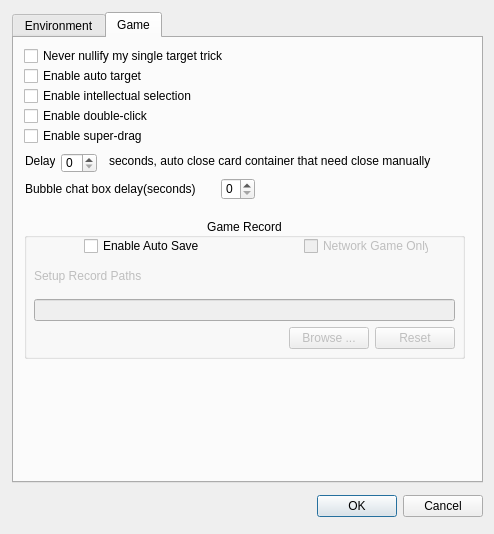
Old version of the form src/dialog/configdialog.ui in the repository LGCaerwyn/QSanguosha-Para-tangjs520-LGCaerwyn.
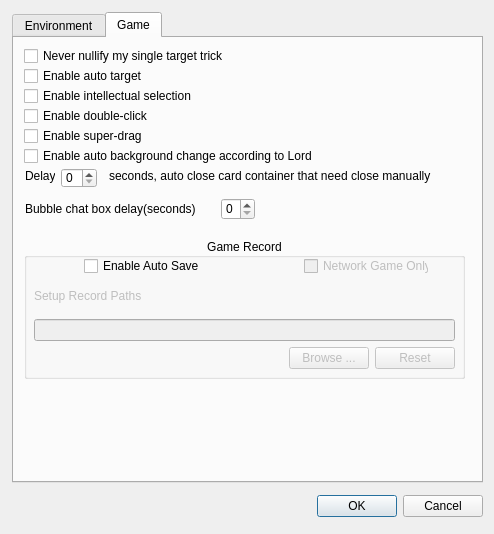
New version of the form.

Diff of the .ui file:
```diff
--- a/src/dialog/configdialog.ui
+++ b/src/dialog/configdialog.ui
@@ -656,7 +656,7 @@
      <property name="geometry">
       <rect>
        <x>11</x>
-       <y>115</y>
+       <y>130</y>
        <width>30</width>
        <height>16</height>
       </rect>
@@ -669,7 +669,7 @@
      <property name="geometry">
       <rect>
        <x>47</x>
-       <y>115</y>
+       <y>130</y>
        <width>36</width>
        <height>20</height>
       </rect>
@@ -682,7 +682,7 @@
      <property name="geometry">
       <rect>
        <x>95</x>
-       <y>115</y>
+       <y>130</y>
        <width>360</width>
        <height>16</height>
       </rect>
@@ -695,7 +695,7 @@
      <property name="geometry">
       <rect>
        <x>11</x>
-       <y>140</y>
+       <y>160</y>
        <width>230</width>
        <height>22</height>
       </rect>
@@ -755,7 +755,7 @@
      <property name="geometry">
       <rect>
        <x>10</x>
-       <y>180</y>
+       <y>200</y>
        <width>441</width>
        <height>141</height>
       </rect>
@@ -902,6 +902,19 @@
       </property>
      </widget>
     </widget>
+    <widget class="QCheckBox" name="backgroundChangeCheckBox">
+     <property name="geometry">
+      <rect>
+       <x>10</x>
+       <y>110</y>
+       <width>305</width>
+       <height>16</height>
+      </rect>
+     </property>
+     <property name="text">
+      <string>Enable auto background change according to Lord</string>
+     </property>
+    </widget>
    </widget>
   </widget>
   <widget class="QDialogButtonBox" name="buttonBox">
```
